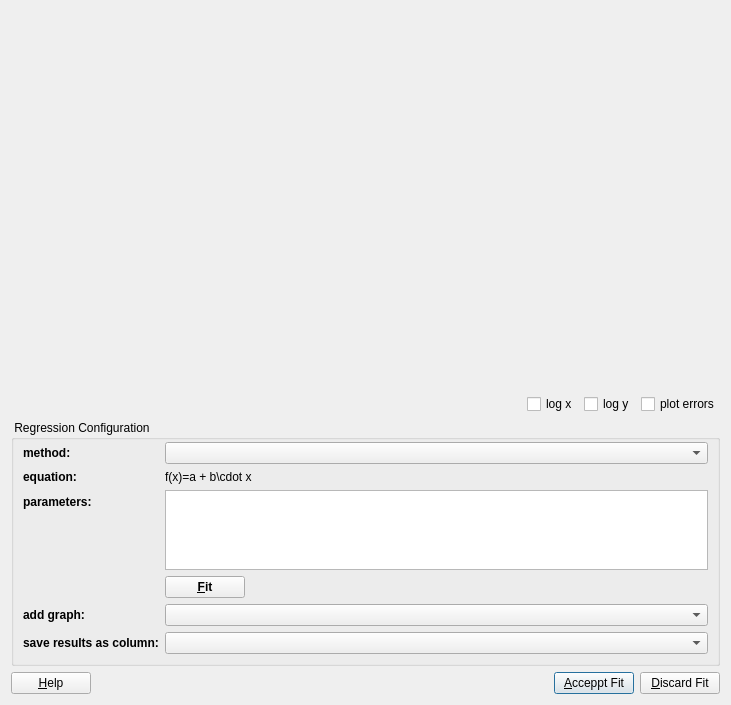
jkriege2/QuickFit3, file plugins/table/qfrdrtableregressiondialog.ui: the form before one commit.
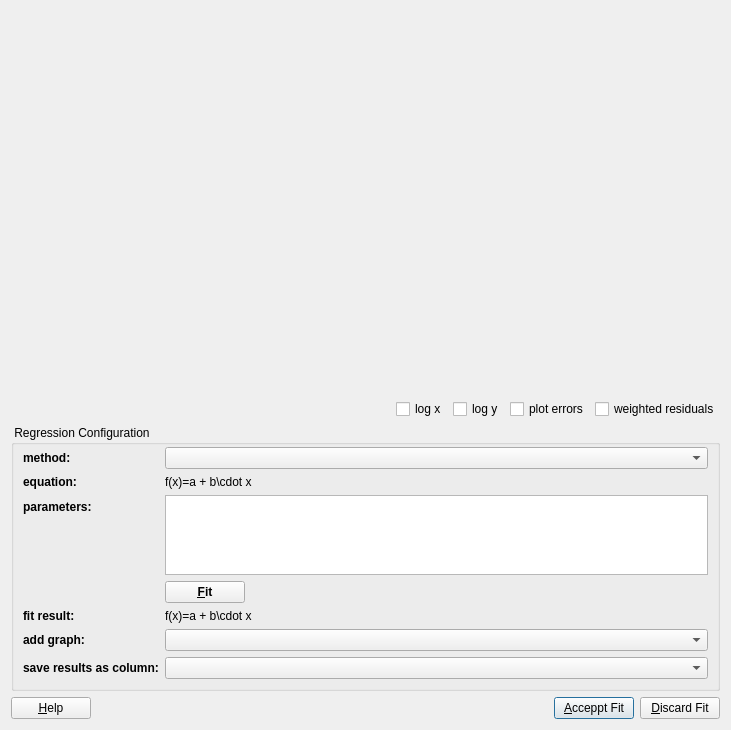
The form after the commit. Icons and pictures are not drawn. Custom widgets are drawn as their Qt base class.

Commit message:
QuickFit3/table: - added horizontal/vertical range plots - added residuals to regression dialog - added residuals to curve fit dialog - added "guess parameters" button to curve fit dialog - bugfix: fixed possible crash in residuals dialog
QuickFit3/fitfunction_general: some functions now support parameter guessing (line, gaussian, double-gaussian)

Patch:
```diff
--- a/plugins/table/qfrdrtableregressiondialog.ui
+++ b/plugins/table/qfrdrtableregressiondialog.ui
@@ -10,7 +10,7 @@
     <x>0</x>
     <y>0</y>
     <width>731</width>
-    <height>705</height>
+    <height>730</height>
    </rect>
   </property>
   <property name="windowTitle">
@@ -20,7 +20,7 @@
    <iconset resource="qfrdrtable.qrc">
     <normaloff>:/table/regression.png</normaloff>:/table/regression.png</iconset>
   </property>
-  <layout class="QVBoxLayout" name="verticalLayout" stretch="2,0,1,0">
+  <layout class="QVBoxLayout" name="verticalLayout" stretch="3,1,0,2,0">
    <item>
     <widget class="QFPlotter" name="pltDistribution" native="true">
      <property name="minimumSize">
@@ -32,7 +32,17 @@
     </widget>
    </item>
    <item>
-    <layout class="QHBoxLayout" name="horizontalLayout_3" stretch="1,0,0,0">
+    <widget class="QFPlotter" name="pltResiduals" native="true">
+     <property name="minimumSize">
+      <size>
+       <width>100</width>
+       <height>100</height>
+      </size>
+     </property>
+    </widget>
+   </item>
+   <item>
+    <layout class="QHBoxLayout" name="horizontalLayout_3" stretch="1,0,0,0,0">
      <item>
       <widget class="DoubleDataCutSliders" name="datacut" native="true">
        <property name="minimumSize">
@@ -64,6 +74,13 @@
        </property>
       </widget>
      </item>
+     <item>
+      <widget class="QCheckBox" name="chkWeightedResiduals">
+       <property name="text">
+        <string>weighted residuals</string>
+       </property>
+      </widget>
+     </item>
     </layout>
    </item>
    <item>
@@ -177,7 +194,7 @@
         </item>
        </layout>
       </item>
-      <item row="4" column="0">
+      <item row="5" column="0">
        <widget class="QLabel" name="label_4">
         <property name="font">
          <font>
@@ -190,10 +207,10 @@
         </property>
        </widget>
       </item>
-      <item row="4" column="1">
+      <item row="5" column="1">
        <widget class="QComboBox" name="cmbAddGraph"/>
       </item>
-      <item row="5" column="0">
+      <item row="6" column="0">
        <widget class="QLabel" name="label_5">
         <property name="font">
          <font>
@@ -206,9 +223,29 @@
         </property>
        </widget>
       </item>
-      <item row="5" column="1">
+      <item row="6" column="1">
        <widget class="QComboBox" name="cmbSaveColumn"/>
       </item>
+      <item row="4" column="1">
+       <widget class="JKQTMathTextLabel" name="labFitResult">
+        <property name="text">
+         <string>f(x)=a + b\cdot x</string>
+        </property>
+       </widget>
+      </item>
+      <item row="4" column="0">
+       <widget class="QLabel" name="label_3">
+        <property name="font">
+         <font>
+          <weight>75</weight>
+          <bold>true</bold>
+         </font>
+        </property>
+        <property name="text">
+         <string>fit result:</string>
+        </property>
+       </widget>
+      </item>
      </layout>
     </widget>
    </item>
```
Left out of the diff: 2 changed lines with no effect on the pictures. The commit also changes 49 other files.
